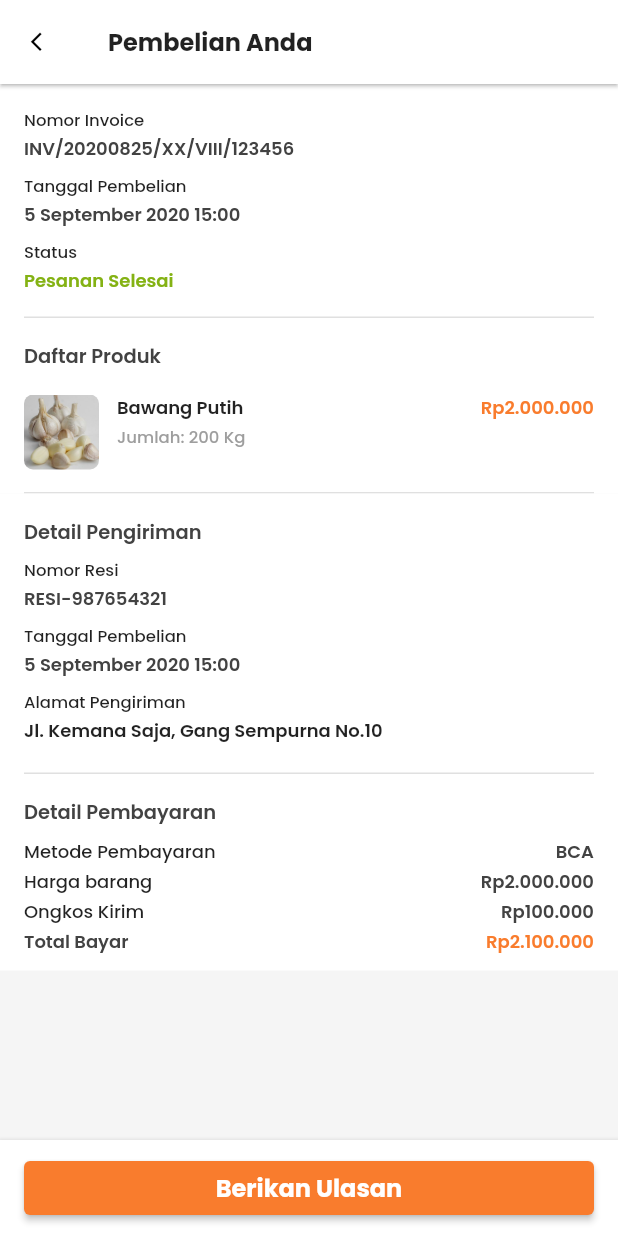
After one commit to padimall/marketplace-app, a Flutter app: the DetailPembelianScreen screen opened by its route, on a phone screen of 412 x 824 dp. The commit adds this screen. Run offline on Flutter 3.47's test engine with Material 2 defaults, Android fonts, the phone set to English and light mode, and no system bars; our stand-ins replace cached_network_image, carousel_slider, flutter_masked_text, flutter_svg, fluttertoast, google_fonts and 1 more; missing offline and left inert: wc_form_validators.

Commit message:
add: detail pembelian UI

```diff
--- a/lib/main.dart
+++ b/lib/main.dart
@@ -2,6 +2,7 @@ import 'package:flutter/material.dart';
 import 'package:padimall_app/providers/histories.dart';
 import 'package:padimall_app/providers/user.dart';
 import 'package:padimall_app/screens/checkout_screen.dart';
+import 'package:padimall_app/screens/detail_pembelian.dart';
 import 'package:padimall_app/screens/first_screen.dart';
 import 'package:padimall_app/screens/keranjang_screen.dart';
 import 'package:padimall_app/screens/login_screen.dart';
@@ -66,6 +67,7 @@ class MyApp extends StatelessWidget {
           CheckoutScreen.routeName: (ctx) => CheckoutScreen(),
           PenjualanScreen.routeName: (ctx) => PenjualanScreen(),
           PembelianScreen.routeName: (ctx) => PembelianScreen(),
+          DetailPembelianScreen.routeName: (ctx) => DetailPembelianScreen(),
         },
       ),
     );
--- /dev/null
+++ b/lib/screens/detail_pembelian.dart
@@ -0,0 +1,61 @@
+import 'package:flutter/material.dart';
+import 'package:padimall_app/utils/custom_text_theme.dart';
+import 'package:padimall_app/widgets/invoice/action_section.dart';
+import 'package:padimall_app/widgets/invoice/brief_info.dart';
+import 'package:padimall_app/widgets/invoice/daftar_produk.dart';
+import 'package:padimall_app/widgets/invoice/detail_pembayaran.dart';
+import 'package:padimall_app/widgets/invoice/detail_pengiriman.dart';
+
+class DetailPembelianScreen extends StatelessWidget {
+  static final routeName = 'detail-pembelian-screen';
+
+  @override
+  Widget build(BuildContext context) {
+    return Scaffold(
+      appBar: AppBar(
+        title: Text(
+          'Pembelian Anda',
+          style: PadiMallTextTheme.sz16weight700(context),
+        ),
+        elevation: 1,
+        leading: IconButton(
+          icon: Icon(Icons.arrow_back_ios),
+          iconSize: 15,
+          onPressed: () {
+            Navigator.pop(context);
+          },
+        ),
+        backgroundColor: Colors.white,
+      ),
+      body: Column(
+        children: <Widget>[
+          Expanded(
+            child: SingleChildScrollView(
+              child: Column(
+                children: <Widget>[
+                  InvoiceBriefInfo(),
+                  Padding(
+                    padding: const EdgeInsets.symmetric(horizontal: 16.0),
+                    child: Divider(height: 0, thickness: 1,),
+                  ),
+                  InvoiceDaftarProduk(),
+                  Padding(
+                    padding: const EdgeInsets.symmetric(horizontal: 16.0),
+                    child: Divider(height: 0, thickness: 1,),
+                  ),
+                  InvoiceDetailPengiriman(),
+                  Padding(
+                    padding: const EdgeInsets.symmetric(horizontal: 16.0),
+                    child: Divider(height: 0, thickness: 1,),
+                  ),
+                  InvoiceDetailPembayaran(),
+                ],
+              ),
+            ),
+          ),
+          InvoiceActionSection(),
+        ],
+      ),
+    );
+  }
+}
--- a/lib/utils/custom_text_theme.dart
+++ b/lib/utils/custom_text_theme.dart
@@ -101,12 +101,19 @@ class PadiMallTextTheme {
 
   static TextStyle sz13weight600Soft(BuildContext context) {
     return GoogleFonts.poppins().copyWith(
-        fontSize: 13, fontWeight: FontWeight.w600, color: Colors.black54);
+        fontSize: 13, fontWeight: FontWeight.w600, color: Colors.grey[800]);
   }
 
   static TextStyle sz13weight600(BuildContext context) {
     return GoogleFonts.poppins().copyWith(
         fontSize: 13, fontWeight: FontWeight.w600, color: Colors.black87);
+  }
+
+  static TextStyle sz12weight600Green(BuildContext context) {
+    return GoogleFonts.poppins().copyWith(
+        fontSize: 12,
+        fontWeight: FontWeight.w600,
+        color: Theme.of(context).primaryColor);
   }
 
   static TextStyle sz12weight600Red(BuildContext context) {
@@ -135,7 +142,7 @@ class PadiMallTextTheme {
 
   static TextStyle sz12weight600Soft(BuildContext context) {
     return GoogleFonts.poppins().copyWith(
-        fontSize: 12, fontWeight: FontWeight.w600, color: Colors.black54);
+        fontSize: 12, fontWeight: FontWeight.w600, color: Colors.grey[800]);
   }
 
   static TextStyle sz12weight500(BuildContext context) {
--- /dev/null
+++ b/lib/widgets/invoice/action_section.dart
@@ -0,0 +1,36 @@
+import 'package:flutter/material.dart';
+import 'package:padimall_app/utils/custom_text_theme.dart';
+
+class InvoiceActionSection extends StatelessWidget {
+  @override
+  Widget build(BuildContext context) {
+    return Container(
+      decoration: BoxDecoration(
+          color: Colors.white,
+          boxShadow: [
+            BoxShadow(
+              color: Colors.grey[300],
+              blurRadius: 1,
+              spreadRadius: 1,
+              offset: Offset(0,0)
+            )
+          ]
+      ),
+      width: double.infinity,
+      padding: const EdgeInsets.symmetric(horizontal: 16, vertical: 8),
+      child: RaisedButton(
+        onPressed: () {},
+        child: Text(
+          'Berikan Ulasan',
+          style: PadiMallTextTheme.sz16weight700White(context),
+        ),
+        color: Theme.of(context).accentColor,
+        shape: RoundedRectangleBorder(
+          borderRadius: BorderRadius.all(
+            Radius.circular(4),
+          ),
+        ),
+      ),
+    );
+  }
+}
--- /dev/null
+++ b/lib/widgets/invoice/brief_info.dart
@@ -0,0 +1,75 @@
+import 'package:flutter/material.dart';
+import 'package:padimall_app/utils/custom_text_theme.dart';
+
+class InvoiceBriefInfo extends StatelessWidget {
+  @override
+  Widget build(BuildContext context) {
+    return Container(
+      color: Colors.white,
+      width: double.infinity,
+      padding: const EdgeInsets.fromLTRB(16, 16, 16, 8),
+      child: Column(
+        crossAxisAlignment: CrossAxisAlignment.start,
+        children: <Widget>[
+          Container(
+            margin: const EdgeInsets.only(bottom: 8),
+            child: Column(
+              crossAxisAlignment: CrossAxisAlignment.start,
+              children: <Widget>[
+                Container(
+                  margin: const EdgeInsets.only(bottom: 2),
+                  child: Text(
+                    'Nomor Invoice',
+                    style: PadiMallTextTheme.sz11weight500(context),
+                  ),
+                ),
+                Text(
+                  'INV/20200825/XX/VIII/123456',
+                  style: PadiMallTextTheme.sz12weight600Soft(context),
+                ),
+              ],
+            ),
+          ),
+          Container(
+            margin: const EdgeInsets.only(bottom: 8),
+            child: Column(
+              crossAxisAlignment: CrossAxisAlignment.start,
+              children: <Widget>[
+                Container(
+                  margin: const EdgeInsets.only(bottom: 2),
+                  child: Text(
+                    'Tanggal Pembelian',
+                    style: PadiMallTextTheme.sz11weight500(context),
+                  ),
+                ),
+                Text(
+                  '5 September 2020 15:00',
+                  style: PadiMallTextTheme.sz12weight600Soft(context),
+                ),
+              ],
+            ),
+          ),
+          Container(
+            margin: const EdgeInsets.only(bottom: 8),
+            child: Column(
+              crossAxisAlignment: CrossAxisAlignment.start,
+              children: <Widget>[
+                Container(
+                  margin: const EdgeInsets.only(bottom: 2),
+                  child: Text(
+                    'Status',
+                    style: PadiMallTextTheme.sz11weight500(context),
+                  ),
+                ),
+                Text(
+                  'Pesanan Selesai',
+                  style: PadiMallTextTheme.sz12weight600Green(context),
+                ),
+              ],
+            ),
+          ),
+        ],
+      ),
+    );
+  }
+}
--- /dev/null
+++ b/lib/widgets/invoice/daftar_produk.dart
@@ -0,0 +1,32 @@
+import 'package:flutter/material.dart';
+import 'package:padimall_app/utils/custom_text_theme.dart';
+import 'package:padimall_app/widgets/checkout/produk.dart';
+import 'package:padimall_app/widgets/invoice/produk.dart';
+
+class InvoiceDaftarProduk extends StatelessWidget {
+  @override
+  Widget build(BuildContext context) {
+    return Container(
+      color: Colors.white,
+      width: double.infinity,
+      padding: const EdgeInsets.fromLTRB(16, 16, 16, 16),
+      child: Column(
+        crossAxisAlignment: CrossAxisAlignment.start,
+        children: <Widget>[
+          Text(
+            'Daftar Produk',
+            style: PadiMallTextTheme.sz13weight600Soft(context),
+          ),
+          ListView.builder(
+            itemCount: 1,
+            shrinkWrap: true,
+            physics: NeverScrollableScrollPhysics(),
+            itemBuilder: (ctx, index) {
+              return InvoiceProdukWidget();
+            },
+          ),
+        ],
+      ),
+    );
+  }
+}
--- /dev/null
+++ b/lib/widgets/invoice/detail_pembayaran.dart
@@ -0,0 +1,64 @@
+import 'package:flutter/material.dart';
+import 'package:padimall_app/utils/custom_text_theme.dart';
+
+class InvoiceDetailPembayaran extends StatelessWidget {
+  @override
+  Widget build(BuildContext context) {
+    return Container(
+      color: Colors.white,
+      width: double.infinity,
+      padding: const EdgeInsets.fromLTRB(16, 16, 16, 8),
+      child: Column(
+        crossAxisAlignment: CrossAxisAlignment.start,
+        children: <Widget>[
+          Container(
+            margin: const EdgeInsets.only(bottom: 8),
+            child: Text(
+              'Detail Pembayaran',
+              style: PadiMallTextTheme.sz13weight600Soft(context),
+            ),
+          ),
+          _buildPembayaranRow(context, 'Metode Pembayaran', 'BCA'),
+          _buildPembayaranRow(context, 'Harga barang', 'Rp2.000.000'),
+          _buildPembayaranRow(context, 'Ongkos Kirim', 'Rp100.000'),
+          Container(
+            margin: const EdgeInsets.only(bottom: 2),
+            child: Row(
+              mainAxisAlignment: MainAxisAlignment.spaceBetween,
+              children: <Widget>[
+                Text(
+                  'Total Bayar',
+                  style: PadiMallTextTheme.sz12weight600Soft(context),
+                ),
+                Text(
+                  'Rp2.100.000',
+                  style: PadiMallTextTheme.sz12weight600Red(context),
+                ),
+              ],
+            ),
+          )
+        ],
+      ),
+    );
+  }
+
+  Widget _buildPembayaranRow(
+      BuildContext context, String leftText, String rightText) {
+    return Container(
+      margin: const EdgeInsets.only(bottom: 2),
+      child: Row(
+        mainAxisAlignment: MainAxisAlignment.spaceBetween,
+        children: <Widget>[
+          Text(
+            '$leftText',
+            style: PadiMallTextTheme.sz12weight500(context),
+          ),
+          Text(
+            '$rightText',
+            style: PadiMallTextTheme.sz12weight600Soft(context),
+          ),
+        ],
+      ),
+    );
+  }
+}
--- /dev/null
+++ b/lib/widgets/invoice/detail_pengiriman.dart
@@ -0,0 +1,85 @@
+import 'package:flutter/material.dart';
+import 'package:padimall_app/utils/custom_text_theme.dart';
+
+class InvoiceDetailPengiriman extends StatelessWidget {
+  @override
+  Widget build(BuildContext context) {
+    return Container(
+      color: Colors.white,
+      width: double.infinity,
+      padding: const EdgeInsets.fromLTRB(16, 16, 16, 8),
+      child: Column(
+        crossAxisAlignment: CrossAxisAlignment.start,
+        children: <Widget>[
+          Container(
+            margin: const EdgeInsets.only(bottom: 8),
+            child: Text(
+              'Detail Pengiriman',
+              style: PadiMallTextTheme.sz13weight600Soft(context),
+            ),
+          ),
+          Container(
+            margin: const EdgeInsets.only(bottom: 8),
+            child: Column(
+              crossAxisAlignment: CrossAxisAlignment.start,
+              children: <Widget>[
+                Container(
+                  margin: const EdgeInsets.only(bottom: 2),
+                  child: Text(
+                    'Nomor Resi',
+                    style: PadiMallTextTheme.sz11weight500(context),
+                  ),
+                ),
+                Text(
+                  'RESI-987654321',
+                  style: PadiMallTextTheme.sz12weight600Soft(context),
+                ),
+              ],
+            ),
+          ),
+          Container(
+            margin: const EdgeInsets.only(bottom: 8),
+            child: Column(
+              crossAxisAlignment: CrossAxisAlignment.start,
+              children: <Widget>[
+                Container(
+                  margin: const EdgeInsets.only(bottom: 2),
+                  child: Text(
+                    'Tanggal Pembelian',
+                    style: PadiMallTextTheme.sz11weight500(context),
+                  ),
+                ),
+                Text(
+                  '5 September 2020 15:00',
+                  style: PadiMallTextTheme.sz12weight600Soft(context),
+                ),
+              ],
+            ),
+          ),
+          Container(
+            margin: const EdgeInsets.only(bottom: 8),
+            child: Column(
+              crossAxisAlignment: CrossAxisAlignment.start,
+              children: <Widget>[
+                Container(
+                  margin: const EdgeInsets.only(bottom: 2),
+                  child: Text(
+                    'Alamat Pengiriman',
+                    style: PadiMallTextTheme.sz11weight500(context),
+                  ),
+                ),
+                Container(
+                  margin: const EdgeInsets.only(bottom: 4),
+                  child: Text(
+                    'Jl. Kemana Saja, Gang Sempurna No.10',
+                    style: PadiMallTextTheme.sz12weight600(context),
+                  ),
+                ),
+              ],
+            ),
+          ),
+        ],
+      ),
+    );
+  }
+}
--- /dev/null
+++ b/lib/widgets/invoice/produk.dart
@@ -0,0 +1,68 @@
+import 'package:flutter/material.dart';
+import 'package:padimall_app/utils/custom_text_theme.dart';
+
+class InvoiceProdukWidget extends StatelessWidget {
+  @override
+  Widget build(BuildContext context) {
+    return Container(
+      margin: const EdgeInsets.only(top: 16),
+      color: Colors.white,
+      child: Row(
+        crossAxisAlignment: CrossAxisAlignment.start,
+        children: <Widget>[
+          Container(
+            margin: const EdgeInsets.only(right: 12),
+            child: ClipRRect(
+              borderRadius: BorderRadius.circular(6),
+              child: Image.asset(
+                'assets/images/bawang.jpg',
+                height: 50,
+                width: 50,
+                fit: BoxFit.cover,
+              ),
+            ),
+          ),
+          Expanded(
+            child: Column(
+              crossAxisAlignment: CrossAxisAlignment.start,
+              children: <Widget>[
+                Row(
+                  mainAxisAlignment: MainAxisAlignment.spaceBetween,
+                  crossAxisAlignment: CrossAxisAlignment.start,
+                  children: <Widget>[
+                    Expanded(
+                      child: Container(
+                        margin: const EdgeInsets.only(bottom: 2),
+                        child: Text(
+                          'Bawang Putih',
+                          maxLines: 2,
+                          overflow: TextOverflow.ellipsis,
+                          style: PadiMallTextTheme.sz12weight600(context),
+                        ),
+                      ),
+                    ),
+                    Container(
+                      margin: const EdgeInsets.only(bottom: 2),
+                      child: Text(
+                        'Rp2.000.000',
+                        style: PadiMallTextTheme.sz12weight600Red(context),
+                      ),
+                    ),
+                  ],
+                ),
+                Row(
+                  children: <Widget>[
+                    Text(
+                      'Jumlah: 200 Kg',
+                      style: PadiMallTextTheme.sz11weight500Grey(context),
+                    ),
+                  ],
+                )
+              ],
+            ),
+          ),
+        ],
+      ),
+    );
+  }
+}
--- a/lib/widgets/penjualan/invoice_summary.dart
+++ b/lib/widgets/penjualan/invoice_summary.dart
@@ -1,4 +1,5 @@
 import 'package:flutter/material.dart';
+import 'package:padimall_app/screens/detail_pembelian.dart';
 import 'package:padimall_app/utils/custom_text_theme.dart';
 
 class PenjualanInvoiceSummaryWidget extends StatelessWidget {
@@ -6,6 +7,10 @@ class PenjualanInvoiceSummaryWidget extends StatelessWidget {
   Widget build(BuildContext context) {
     return Padding(
       padding: const EdgeInsets.fromLTRB(16, 8, 16, 8),
+      child: GestureDetector(
+        onTap: () {
+          Navigator.pushNamed(context, DetailPembelianScreen.routeName);
+        },
         child: Container(
           decoration: BoxDecoration(
             color: Colors.white,
@@ -121,6 +126,7 @@ class PenjualanInvoiceSummaryWidget extends StatelessWidget {
             ),
           ),
         ),
+      ),
     );
   }
 }
```
Lines whose indentation alone changed are shown as unchanged.
